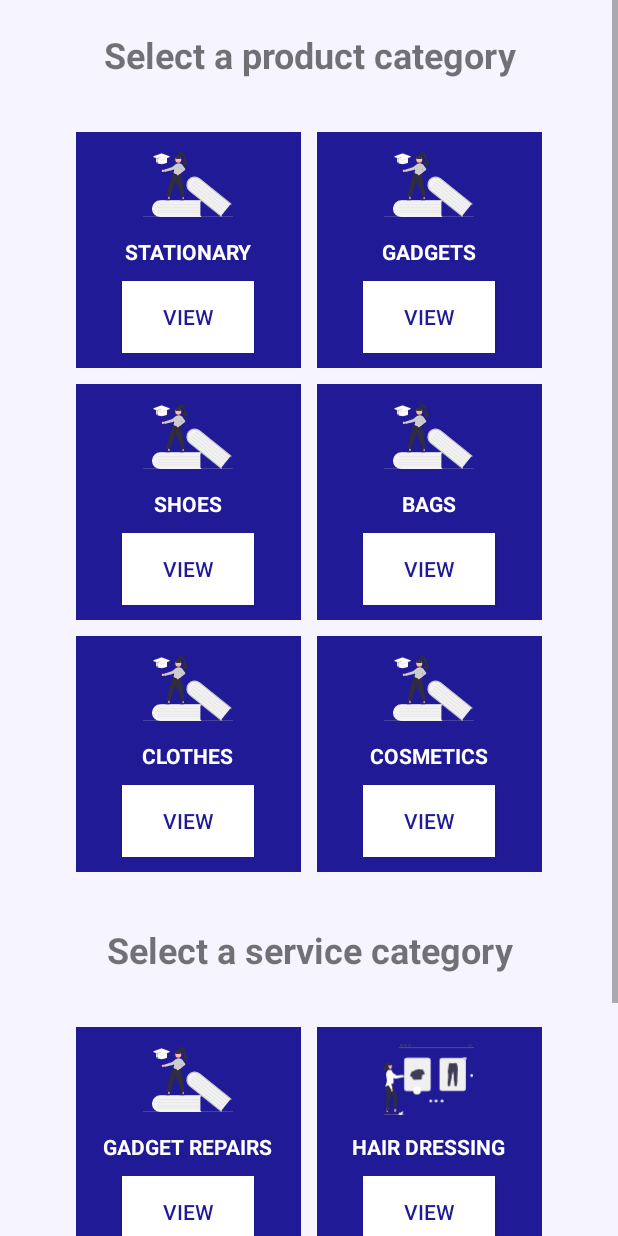
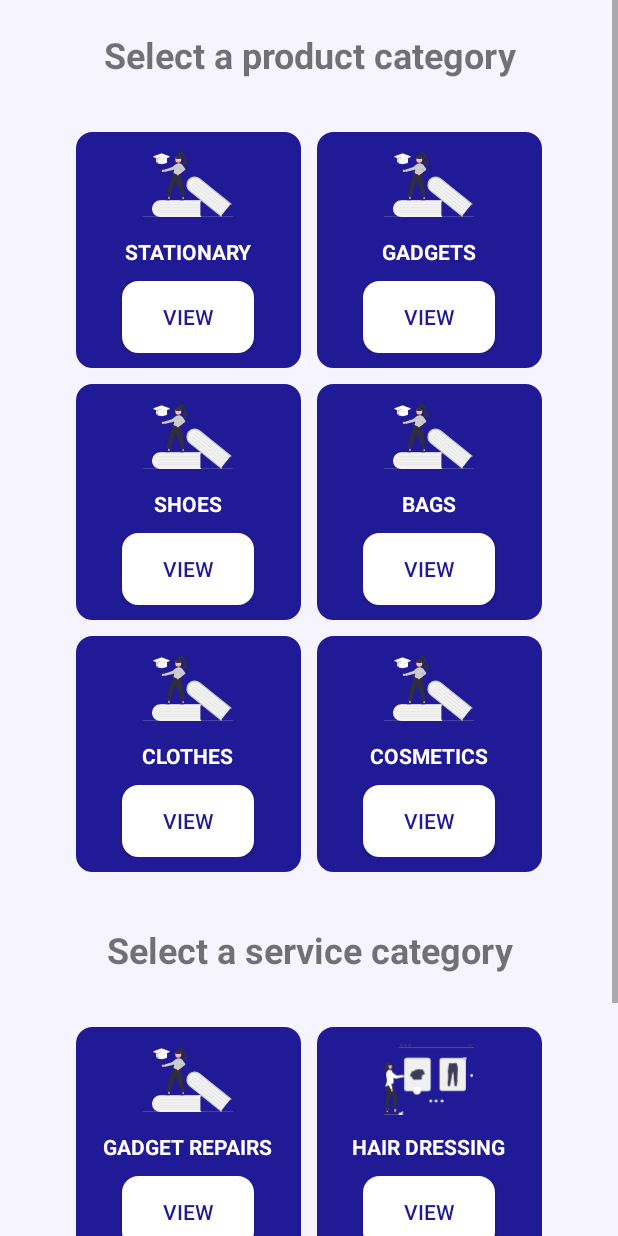
Before and after one commit to Kiyo99/VVUSA, an Android app: the buyer screen opened directly, with no data from a screen before it, on a phone screen of 412 x 824 dp. Run offline under Robolectric (Android 15) with nearby library versions, the phone set to English and light mode, and no system bars; network calls fail.

Commit message:
Updated corner radius of product categories || Added screenshots

```diff
--- a/app/src/main/res/drawable/round_corner.xml
+++ b/app/src/main/res/drawable/round_corner.xml
@@ -4,6 +4,7 @@
     xmlns:android="http://schemas.android.com/apk/res/android">
 
     <solid android:color="@color/white"/>
+    <corners android:radius="10dp"/>
     <stroke android:width="2dp" android:color="#f1f1f1"/>
 
 </shape>
--- a/app/src/main/res/layout/activity_buyer.xml
+++ b/app/src/main/res/layout/activity_buyer.xml
@@ -1,11 +1,10 @@
 <?xml version="1.0" encoding="utf-8"?>
 <RelativeLayout xmlns:android="http://schemas.android.com/apk/res/android"
-    xmlns:app="http://schemas.android.com/apk/res-auto"
     xmlns:tools="http://schemas.android.com/tools"
     android:layout_width="match_parent"
     android:layout_height="match_parent"
-    tools:context=".buyer"
-    android:background="#f6f5ff">
+    android:background="#f6f5ff"
+    tools:context=".buyer">
 
     <ScrollView
         android:layout_width="match_parent"
@@ -16,26 +15,14 @@
             android:layout_height="wrap_content"
             android:orientation="vertical">
 
-<!--            <EditText-->
-<!--                android:layout_width="match_parent"-->
-<!--                android:layout_height="wrap_content"-->
-<!--                android:layout_margin="20dp"-->
-<!--                android:background="@drawable/search"-->
-<!--                android:elevation="2dp"-->
-<!--                android:hint="Search campus market..."-->
-<!--                android:padding="10dp"-->
-<!--                android:textColor="#818181"-->
-<!--                android:autofillHints="name"-->
-<!--                android:inputType="textAutoComplete"/>-->
-
             <TextView
                 android:layout_width="match_parent"
                 android:layout_height="wrap_content"
+                android:layout_marginTop="20dp"
+                android:gravity="center"
                 android:text="Select a product category"
-                android:gravity="center"
-                android:layout_marginTop="20dp"
-                android:textStyle="bold"
-                android:textSize="24sp"/>
+                android:textSize="24sp"
+                android:textStyle="bold" />
 
             <LinearLayout
                 android:layout_width="wrap_content"
@@ -53,7 +40,8 @@
                         android:layout_width="150dp"
                         android:layout_height="wrap_content"
                         android:layout_margin="5dp"
-                        android:background="@color/purplevvu"
+                        android:background="@drawable/round_corner"
+                        android:backgroundTint="@color/purplevvu"
                         android:gravity="center"
                         android:orientation="vertical"
                         android:padding="10dp">
@@ -61,9 +49,9 @@
                         <ImageView
                             android:layout_width="60dp"
                             android:layout_height="60dp"
+                            android:contentDescription="Illustration images"
                             android:paddingBottom="10dp"
-                            android:src="@drawable/ic_education"
-                            android:contentDescription="Illustration images"/>
+                            android:src="@drawable/ic_education" />
 
                         <TextView
                             android:layout_width="wrap_content"
@@ -73,13 +61,14 @@
                             android:textStyle="bold" />
 
                         <Button
+                            android:id="@+id/stationaryBtn"
                             android:layout_width="wrap_content"
                             android:layout_height="wrap_content"
+                            android:layout_marginTop="10dp"
+                            android:background="@drawable/round_corner"
+                            android:backgroundTint="@color/white"
                             android:text="View"
-                            android:layout_marginTop="10dp"
-                            android:background="@color/white"
-                            android:textColor="@color/purplevvu"
-                            android:id="@+id/stationaryBtn"/>
+                            android:textColor="@color/purplevvu" />
 
                     </LinearLayout>
 
@@ -87,7 +76,8 @@
                         android:layout_width="150dp"
                         android:layout_height="wrap_content"
                         android:layout_margin="5dp"
-                        android:background="@color/purplevvu"
+                        android:background="@drawable/round_corner"
+                        android:backgroundTint="@color/purplevvu"
                         android:gravity="center"
                         android:orientation="vertical"
                         android:padding="10dp">
@@ -106,13 +96,14 @@
                             android:textStyle="bold" />
 
                         <Button
+                            android:id="@+id/gadgetsBtn"
                             android:layout_width="wrap_content"
                             android:layout_height="wrap_content"
+                            android:layout_marginTop="10dp"
+                            android:background="@drawable/round_corner"
+                            android:backgroundTint="@color/white"
                             android:text="View"
-                            android:layout_marginTop="10dp"
-                            android:background="@color/white"
-                            android:textColor="@color/purplevvu"
-                            android:id="@+id/gadgetsBtn"/>
+                            android:textColor="@color/purplevvu" />
 
                     </LinearLayout>
 
@@ -127,7 +118,8 @@
                         android:layout_width="150dp"
                         android:layout_height="wrap_content"
                         android:layout_margin="5dp"
-                        android:background="@color/purplevvu"
+                        android:background="@drawable/round_corner"
+                        android:backgroundTint="@color/purplevvu"
                         android:gravity="center"
                         android:orientation="vertical"
                         android:padding="10dp">
@@ -146,13 +138,14 @@
                             android:textStyle="bold" />
 
                         <Button
+                            android:id="@+id/shoeBtn"
                             android:layout_width="wrap_content"
                             android:layout_height="wrap_content"
+                            android:layout_marginTop="10dp"
+                            android:background="@drawable/round_corner"
+                            android:backgroundTint="@color/white"
                             android:text="View"
-                            android:layout_marginTop="10dp"
-                            android:background="@color/white"
-                            android:textColor="@color/purplevvu"
-                            android:id="@+id/shoeBtn"/>
+                            android:textColor="@color/purplevvu" />
 
                     </LinearLayout>
 
@@ -160,7 +153,8 @@
                         android:layout_width="150dp"
                         android:layout_height="wrap_content"
                         android:layout_margin="5dp"
-                        android:background="@color/purplevvu"
+                        android:background="@drawable/round_corner"
+                        android:backgroundTint="@color/purplevvu"
                         android:gravity="center"
                         android:orientation="vertical"
                         android:padding="10dp">
@@ -179,13 +173,14 @@
                             android:textStyle="bold" />
 
                         <Button
+                            android:id="@+id/bagsBtn"
                             android:layout_width="wrap_content"
                             android:layout_height="wrap_content"
+                            android:layout_marginTop="10dp"
+                            android:background="@drawable/round_corner"
+                            android:backgroundTint="@color/white"
                             android:text="View"
-                            android:layout_marginTop="10dp"
-                            android:background="@color/white"
-                            android:textColor="@color/purplevvu"
-                            android:id="@+id/bagsBtn"/>
+                            android:textColor="@color/purplevvu" />
 
                     </LinearLayout>
 
@@ -199,8 +194,9 @@
                     <LinearLayout
                         android:layout_width="150dp"
                         android:layout_height="wrap_content"
-                        android:layout_margin= "5dp"
-                        android:background="@color/purplevvu"
+                        android:layout_margin="5dp"
+                        android:background="@drawable/round_corner"
+                        android:backgroundTint="@color/purplevvu"
                         android:gravity="center"
                         android:orientation="vertical"
                         android:padding="10dp">
@@ -219,13 +215,14 @@
                             android:textStyle="bold" />
 
                         <Button
+                            android:id="@+id/clothBtn"
                             android:layout_width="wrap_content"
                             android:layout_height="wrap_content"
+                            android:layout_marginTop="10dp"
+                            android:background="@drawable/round_corner"
+                            android:backgroundTint="@color/white"
                             android:text="View"
-                            android:layout_marginTop="10dp"
-                            android:background="@color/white"
-                            android:textColor="@color/purplevvu"
-                            android:id="@+id/clothBtn"/>
+                            android:textColor="@color/purplevvu" />
 
                     </LinearLayout>
 
@@ -233,7 +230,8 @@
                         android:layout_width="150dp"
                         android:layout_height="wrap_content"
                         android:layout_margin="5dp"
-                        android:background="@color/purplevvu"
+                        android:background="@drawable/round_corner"
+                        android:backgroundTint="@color/purplevvu"
                         android:gravity="center"
                         android:orientation="vertical"
                         android:padding="10dp">
@@ -252,13 +250,14 @@
                             android:textStyle="bold" />
 
                         <Button
+                            android:id="@+id/cosmeticsBtn"
                             android:layout_width="wrap_content"
                             android:layout_height="wrap_content"
+                            android:layout_marginTop="10dp"
+                            android:background="@drawable/round_corner"
+                            android:backgroundTint="@color/white"
                             android:text="View"
-                            android:layout_marginTop="10dp"
-                            android:background="@color/white"
-                            android:textColor="@color/purplevvu"
-                            android:id="@+id/cosmeticsBtn"/>
+                            android:textColor="@color/purplevvu" />
 
                     </LinearLayout>
 
@@ -269,11 +268,11 @@
             <TextView
                 android:layout_width="match_parent"
                 android:layout_height="wrap_content"
+                android:layout_marginTop="30dp"
+                android:gravity="center"
                 android:text="Select a service category"
-                android:gravity="center"
-                android:textStyle="bold"
                 android:textSize="24sp"
-                android:layout_marginTop="30dp"/>
+                android:textStyle="bold" />
 
             <LinearLayout
                 android:layout_width="wrap_content"
@@ -291,7 +290,8 @@
                         android:layout_width="150dp"
                         android:layout_height="wrap_content"
                         android:layout_margin="5dp"
-                        android:background="@color/purplevvu"
+                        android:background="@drawable/round_corner"
+                        android:backgroundTint="@color/purplevvu"
                         android:gravity="center"
                         android:orientation="vertical"
                         android:padding="10dp">
@@ -310,13 +310,14 @@
                             android:textStyle="bold" />
 
                         <Button
+                            android:id="@+id/gadgetRepairBtn"
                             android:layout_width="wrap_content"
                             android:layout_height="wrap_content"
+                            android:layout_marginTop="10dp"
+                            android:background="@drawable/round_corner"
+                            android:backgroundTint="@color/white"
                             android:text="View"
-                            android:layout_marginTop="10dp"
-                            android:background="@color/white"
-                            android:textColor="@color/purplevvu"
-                            android:id="@+id/gadgetRepairBtn"/>
+                            android:textColor="@color/purplevvu" />
 
                     </LinearLayout>
 
@@ -324,7 +325,8 @@
                         android:layout_width="150dp"
                         android:layout_height="wrap_content"
                         android:layout_margin="5dp"
-                        android:background="@color/purplevvu"
+                        android:background="@drawable/round_corner"
+                        android:backgroundTint="@color/purplevvu"
                         android:gravity="center"
                         android:orientation="vertical"
                         android:padding="10dp">
@@ -343,13 +345,14 @@
                             android:textStyle="bold" />
 
                         <Button
+                            android:id="@+id/hairDressingBtn"
                             android:layout_width="wrap_content"
                             android:layout_height="wrap_content"
+                            android:layout_marginTop="10dp"
+                            android:background="@drawable/round_corner"
+                            android:backgroundTint="@color/white"
                             android:text="View"
-                            android:layout_marginTop="10dp"
-                            android:background="@color/white"
-                            android:textColor="@color/purplevvu"
-                            android:id="@+id/hairDressingBtn"/>
+                            android:textColor="@color/purplevvu" />
 
                     </LinearLayout>
 
@@ -364,7 +367,8 @@
                         android:layout_width="150dp"
                         android:layout_height="wrap_content"
                         android:layout_margin="5dp"
-                        android:background="@color/purplevvu"
+                        android:background="@drawable/round_corner"
+                        android:backgroundTint="@color/purplevvu"
                         android:gravity="center"
                         android:orientation="vertical"
                         android:padding="10dp">
@@ -383,13 +387,14 @@
                             android:textStyle="bold" />
 
                         <Button
+                            android:id="@+id/babberingBtn"
                             android:layout_width="wrap_content"
                             android:layout_height="wrap_content"
+                            android:layout_marginTop="10dp"
+                            android:background="@drawable/round_corner"
+                            android:backgroundTint="@color/white"
                             android:text="View"
-                            android:layout_marginTop="10dp"
-                            android:background="@color/white"
-                            android:textColor="@color/purplevvu"
-                            android:id="@+id/babberingBtn"/>
+                            android:textColor="@color/purplevvu" />
 
                     </LinearLayout>
 
@@ -397,7 +402,8 @@
                         android:layout_width="150dp"
                         android:layout_height="wrap_content"
                         android:layout_margin="5dp"
-                        android:background="@color/purplevvu"
+                        android:background="@drawable/round_corner"
+                        android:backgroundTint="@color/purplevvu"
                         android:gravity="center"
                         android:orientation="vertical"
                         android:padding="10dp">
@@ -416,13 +422,14 @@
                             android:textStyle="bold" />
 
                         <Button
+                            android:id="@+id/catheringBtn"
                             android:layout_width="wrap_content"
                             android:layout_height="wrap_content"
+                            android:layout_marginTop="10dp"
+                            android:background="@drawable/round_corner"
+                            android:backgroundTint="@color/white"
                             android:text="View"
-                            android:layout_marginTop="10dp"
-                            android:background="@color/white"
-                            android:textColor="@color/purplevvu"
-                            android:id="@+id/catheringBtn"/>
+                            android:textColor="@color/purplevvu" />
 
                     </LinearLayout>
 
```
Also changed, not shown: app/src/main/java/com/example/vvusa/CampusMarketFragment.java (+0 -15 lines), 8 other files.
